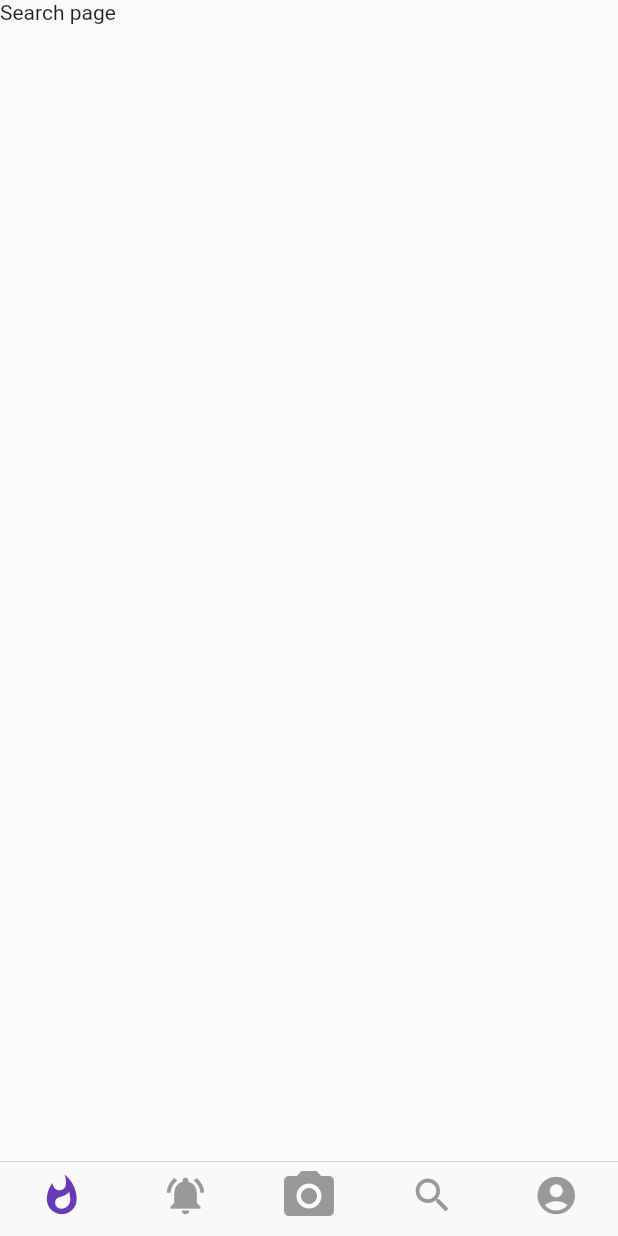
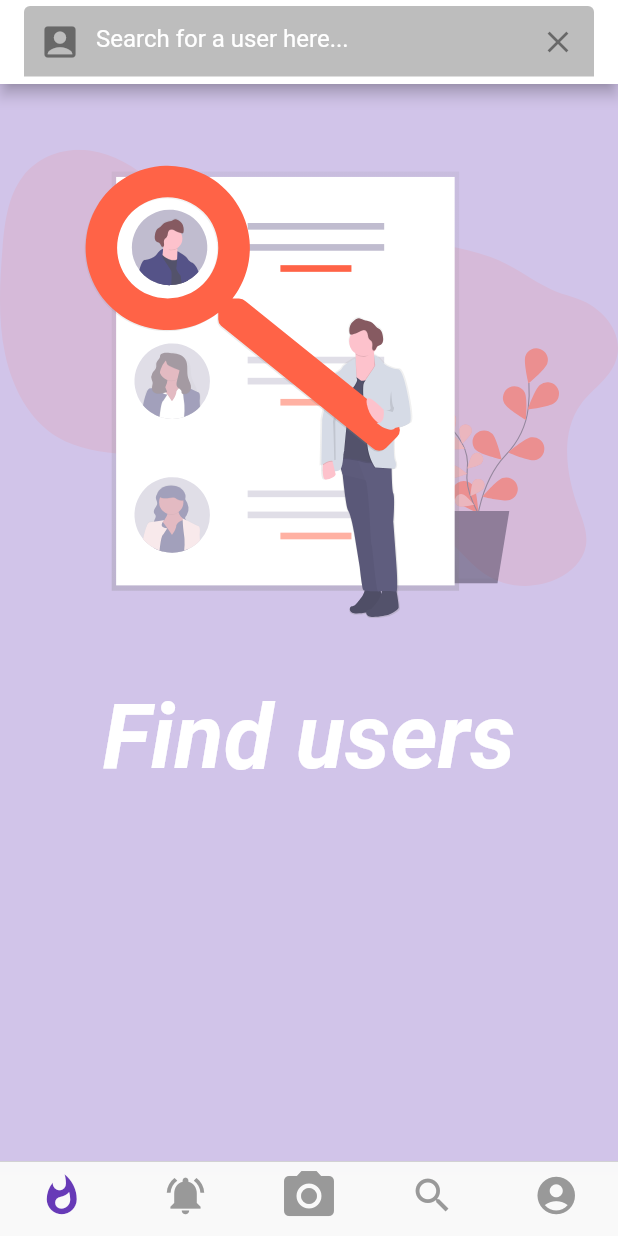
Before and after one commit to dagmawi-asfaw/fluttershare, a Flutter app: the screen it shows once a user with an empty profile is signed in, swiped to page 4, on a phone screen of 412 x 824 dp. Run offline on Flutter 3.47's test engine with Material 2 defaults, Android fonts, the phone set to English and light mode, and no system bars; our stand-ins replace cloud_firestore, firebase_auth, firebase_core, flutter_svg, form_field_validator, google_sign_in; accounts and stored records are empty.

Commit message:
add search screen

```diff
--- a/lib/pages/search.dart
+++ b/lib/pages/search.dart
@@ -1,4 +1,11 @@
+import 'package:cached_network_image/cached_network_image.dart';
+import 'package:cloud_firestore/cloud_firestore.dart';
 import 'package:flutter/cupertino.dart';
+import 'package:flutter/material.dart';
+import 'package:flutter_svg/flutter_svg.dart';
+import 'package:fluttershare/models/user.dart';
+import 'package:fluttershare/pages/timeline.dart';
+import 'package:fluttershare/widgets/progress.dart';
 
 class Search extends StatefulWidget {
   @override
@@ -6,10 +13,189 @@ class Search extends StatefulWidget {
 }
 
 class _SearchState extends State<Search> {
+  Future<QuerySnapshot> searchResults;
+  TextEditingController _searchFieldController;
+
+  void handleSubmit(String query) {
+    Future<QuerySnapshot> users = usersRef
+        .where("username", isGreaterThanOrEqualTo: query)
+        .where("username", isLessThanOrEqualTo: query)
+        .get();
+
+    setState(() {
+      searchResults = users;
+    });
+  }
+
+  FutureBuilder buildSearchResults(BuildContext context) {
+    return FutureBuilder(
+      future: searchResults,
+      builder: (context, snapshots) {
+        if (!snapshots.hasData) {
+          return CircularProgress(context);
+        }
+        List<UserResult> results = [];
+        snapshots.data.docs.forEach((QueryDocumentSnapshot user) {
+          User _user = User(
+            id: user.data()['id'],
+            displayName: user.data()['displayName'],
+            username: user.data()['username'],
+            email: user.data()['email'],
+            bio: user.data()['bio'],
+            photoUrl: user.data()['photoUrl'],
+          );
+
+          results.add(UserResult(
+            userData: _user,
+          ));
+        });
+
+        return Container(
+          color: Theme.of(context).primaryColorLight,
+          child: ListView(
+            children: results,
+          ),
+        );
+      },
+    );
+  }
+
+  void clearSearchField() {
+    _searchFieldController.clear();
+  }
+
+  AppBar buildSearchField(BuildContext context) {
+    return AppBar(
+      backgroundColor: Colors.white,
+      title: TextField(
+        controller: _searchFieldController,
+        onSubmitted: handleSubmit,
+        decoration: InputDecoration(
+            focusColor: Theme.of(context).accentColor,
+            hintText: "Search for a user here...",
+            fillColor: Colors.grey.shade400,
+            filled: true,
+            prefixIcon: Icon(
+              Icons.account_box,
+              size: 28.0,
+            ),
+            suffixIcon: IconButton(
+              onPressed: clearSearchField,
+              icon: Icon(
+                Icons.clear,
+              ),
+            )),
+      ),
+    );
+  }
+
+  Container buildNoContent(BuildContext context) {
+    final Orientation orientation = MediaQuery.of(context).orientation;
+
+    return Container(
+      decoration: BoxDecoration(
+        color: Theme.of(context).primaryColorLight,
+      ),
+      child: Center(
+        child: ListView(
+          children: [
+            SizedBox(
+              height: (orientation == Orientation.portrait) ? null : 15.0,
+            ),
+            SvgPicture.asset(
+              "assets/images/search.svg",
+              semanticsLabel: "Search",
+              height: (orientation == Orientation.portrait) ? 400.0 : 150.0,
+            ),
+            Text(
+              "Find users",
+              textAlign: TextAlign.center,
+              style: TextStyle(
+                fontSize: (orientation == Orientation.portrait) ? 60.0 : 40.0,
+                fontWeight: FontWeight.w600,
+                fontStyle: FontStyle.italic,
+                color: Colors.white,
+              ),
+            ),
+          ],
+        ),
+      ),
+    );
+  }
+
+  @override
+  void initState() {
+    // TODO: implement initState
+    super.initState();
+    _searchFieldController = TextEditingController();
+  }
+
+  @override
+  Widget build(BuildContext context) {
+    return Scaffold(
+      appBar: buildSearchField(context),
+      body: (searchResults == null)
+          ? buildNoContent(context)
+          : buildSearchResults(context),
+    );
+  }
+
+  @override
+  void dispose() {
+    // TODO: implement dispose
+    super.dispose();
+    _searchFieldController.dispose();
+  }
+}
+
+class UserResult extends StatelessWidget {
+  final User userData;
+
+  UserResult({this.userData});
+
   @override
   Widget build(BuildContext context) {
     return Container(
-      child: Text("Search page"),
+      color: Theme.of(context).primaryColor.withOpacity(0.7),
+      child: Column(
+
+        children: [
+          GestureDetector(
+            onTap: (){
+              print("I have been tapped");
+            },
+            child: ListTile(
+              leading: CircleAvatar(
+                backgroundColor: Colors.grey,
+                backgroundImage: CachedNetworkImageProvider(
+                  this.userData.photoUrl,
+                ),
+              ),
+              title: Text(
+                (this.userData.displayName == null)
+                    ? "None"
+                    : this.userData.displayName,
+                style:
+                    TextStyle(fontWeight: FontWeight.bold, color: Colors.white),
+              ),
+              subtitle: Text(
+                (this.userData.username == null)
+                    ? "None"
+                    : this.userData.username,
+                style: TextStyle(
+                  color: Colors.white,
+                  height: 2.0,
+                ),
+              ),
+            ),
+          ),
+          Divider(
+            height: 2.0,
+            color: Colors.white54,
+            thickness: 2.0,
+          )
+        ],
+      ),
     );
   }
 }
--- a/lib/widgets/signUpForm.dart
+++ b/lib/widgets/signUpForm.dart
@@ -96,7 +96,8 @@ class _SignUpFormState extends State<SignUpForm> {
       'email': email,
       'displayName': displayName,
       'bio': bio,
-      'timestamp': timestamp.toString()
+      'photoUrl': photoUrl,
+      'timestamp': timestamp.toString(),
     }).catchError((error) {
       print("Failed to add user : $error");
     });
@@ -227,6 +228,7 @@ class _SignUpFormState extends State<SignUpForm> {
                               email: email, password: password)
                           .then((UserCredential userCred) {
                         //save user to database
+                        print("USER CRED --> ${userCred.user}");
                         createUserInFireStore(
                             user: userCred.user, userName: username);
                       });
--- a/pubspec.yaml
+++ b/pubspec.yaml
@@ -33,6 +33,8 @@ dependencies:
   google_sign_in: ^5.0.1
   form_field_validator: ^1.0.1
   cloud_firestore: ^1.0.4
+  flutter_svg: ^0.21.0+1
+  cached_network_image: ^3.0.0
 
 dev_dependencies:
   flutter_test:
```
Also changed, not shown: pubspec.lock.
